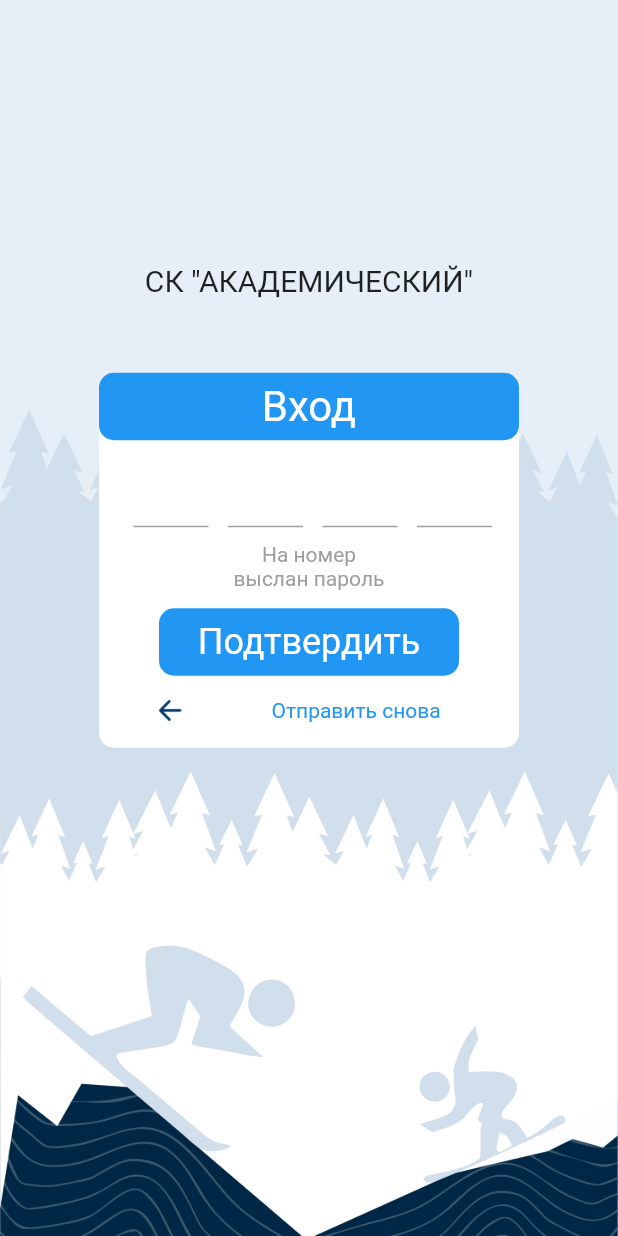
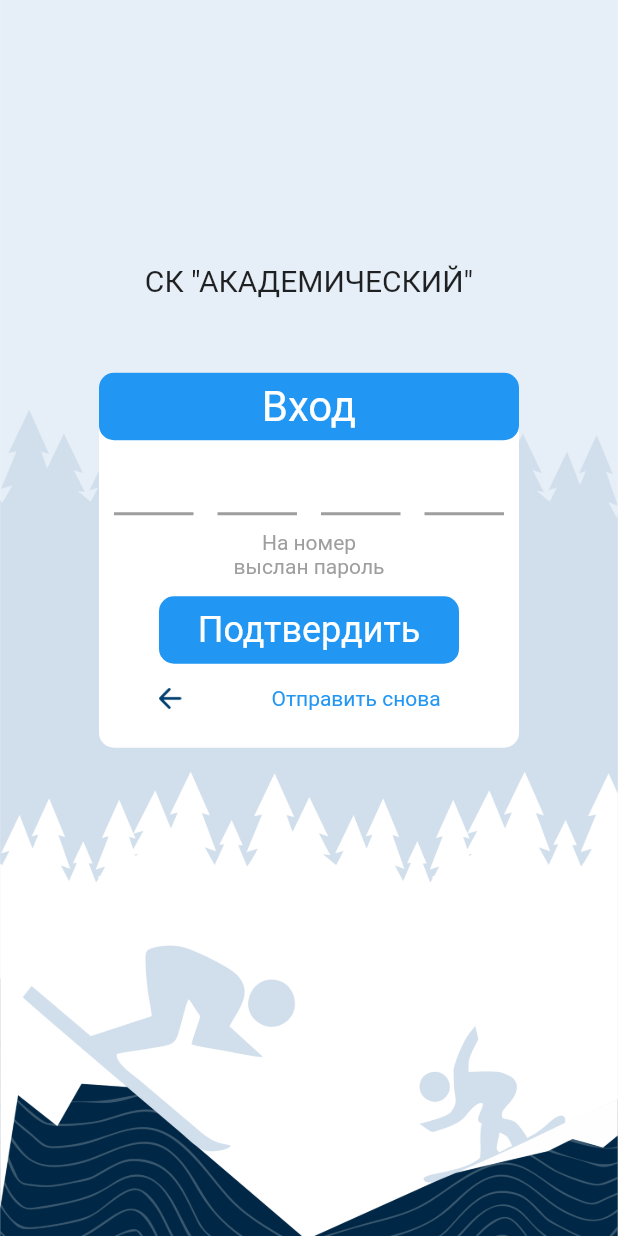
Before and after one commit to Impulseone/AcademGora, a Flutter app: the screen it shows after launch, after a tap on "Получить код", on a phone screen of 412 x 824 dp. Run offline on Flutter 3.47's test engine with Material 2 defaults, Android fonts, the phone set to English and light mode, and no system bars; drawn by our look-alikes of pin_input_text_field; our stand-ins replace carousel_slider; project files that could hold a hidden picture were left out.

Commit message:
auth widget update

```diff
--- a/academ_gora/lib/screens/auth/helpers/password_widget.dart
+++ b/academ_gora/lib/screens/auth/helpers/password_widget.dart
@@ -1,5 +1,7 @@
 import 'package:flutter/material.dart';
 import 'package:flutter/services.dart';
+
+import 'package:pin_input_text_field/pin_input_text_field.dart';
 
 class PasswordWidget extends StatefulWidget {
   final Function _getCode;
@@ -9,7 +11,8 @@ class PasswordWidget extends StatefulWidget {
   PasswordWidget(this._getCode, this._back, this._number);
 
   @override
-  _PasswordWidgetState createState() => _PasswordWidgetState(_getCode,_back,_number);
+  _PasswordWidgetState createState() =>
+      _PasswordWidgetState(_getCode, _back, _number);
 }
 
 class _PasswordWidgetState extends State<PasswordWidget> {
@@ -17,15 +20,9 @@ class _PasswordWidgetState extends State<PasswordWidget> {
   final Function _back;
   final String _number;
 
-  FocusNode _myFocusNode1 = FocusNode();
-  FocusNode _myFocusNode2 = FocusNode();
-  FocusNode _myFocusNode3 = FocusNode();
-  FocusNode _myFocusNode4 = FocusNode();
-
-  TextEditingController _controller1 = TextEditingController();
-  TextEditingController _controller2 = TextEditingController();
-  TextEditingController _controller3 = TextEditingController();
-  TextEditingController _controller4 = TextEditingController();
+  TextEditingController _pinEditingController = TextEditingController();
+  bool _enable = true;
+  bool _cursorEnable = true;
 
   _PasswordWidgetState(this._getCode, this._back, this._number);
 
@@ -41,7 +38,7 @@ class _PasswordWidgetState extends State<PasswordWidget> {
       child: Column(
         children: [
           _topText(),
-          _inputNumberWidget(),
+          _buildPinInputTextFieldExample(),
           _textNumberHint(),
           _getCodeButton(),
           _backAndResendButton()
@@ -64,67 +61,6 @@ class _PasswordWidgetState extends State<PasswordWidget> {
         style: TextStyle(color: Colors.white, fontSize: 28),
       )),
     );
-  }
-
-  Widget _inputNumberWidget() {
-    return Container(
-        margin: EdgeInsets.only(top: 10, left: 10),
-        child: Row(
-          children: [
-            _numberTextField(1, _myFocusNode1, _controller1),
-            _numberTextField(2, _myFocusNode2, _controller2),
-            _numberTextField(3, _myFocusNode3, _controller3),
-            _numberTextField(4, _myFocusNode4, _controller4),
-          ],
-        ));
-  }
-
-  Widget _numberTextField(int id, FocusNode focusNode,
-      TextEditingController textEditingController) {
-    return Container(
-      width: 50,
-      margin: EdgeInsets.only(left: 13),
-      child: TextField(
-        onChanged: (s) {
-          onTextChanged(id);
-        },
-        controller: textEditingController,
-        focusNode: focusNode,
-        textAlign: TextAlign.center,
-        keyboardType: TextInputType.number,
-        inputFormatters: [
-          LengthLimitingTextInputFormatter(1),
-        ],
-        decoration: InputDecoration(
-            border: UnderlineInputBorder(
-          borderSide: BorderSide(color: Colors.grey),
-        )),
-        style: TextStyle(fontSize: 20),
-        maxLines: 1,
-      ),
-    );
-  }
-
-  void onTextChanged(int id) {
-    switch (id) {
-      case 1:
-        if (_controller1.text.isNotEmpty) {
-          _myFocusNode2.requestFocus();
-        }
-        break;
-      case 2:
-        if (_controller2.text.isNotEmpty) {
-          _myFocusNode3.requestFocus();
-        }
-        break;
-      case 3:
-        if (_controller3.text.isNotEmpty) {
-          _myFocusNode4.requestFocus();
-        }
-        break;
-      case 4:
-        break;
-    }
   }
 
   Widget _textNumberHint() {
@@ -178,4 +114,38 @@ class _PasswordWidgetState extends State<PasswordWidget> {
           ],
         ));
   }
+
+  Widget _buildPinInputTextFieldExample() {
+    return Container(
+        margin: EdgeInsets.only(left: 10, right: 10),
+        child: Center(
+          child: SizedBox(
+            height: 50.0,
+            child: PinInputTextField(
+              pinLength: 4,
+              decoration: UnderlineDecoration(
+                colorBuilder: PinListenColorBuilder(Colors.blue, Colors.grey),
+              ),
+              controller: _pinEditingController,
+              textInputAction: TextInputAction.go,
+              enabled: _enable,
+              keyboardType: TextInputType.number,
+              textCapitalization: TextCapitalization.characters,
+              onSubmit: (pin) {
+                debugPrint('submit pin:$pin');
+              },
+              onChanged: (pin) {
+                debugPrint('onChanged execute. pin:$pin');
+              },
+              enableInteractiveSelection: false,
+              cursor: Cursor(
+                width: 2,
+                color: Colors.lightBlue,
+                radius: Radius.circular(1),
+                enabled: _cursorEnable,
+              ),
+            ),
+          ),
+        ));
+  }
 }
--- a/academ_gora/pubspec.yaml
+++ b/academ_gora/pubspec.yaml
@@ -24,6 +24,7 @@ dependencies:
   flutter:
     sdk: flutter
   carousel_slider: ^3.0.0
+  pin_input_text_field: ^3.3.1
 
 
   # The following adds the Cupertino Icons font to your application.
```
Also changed, not shown: academ_gora/pubspec.lock.
